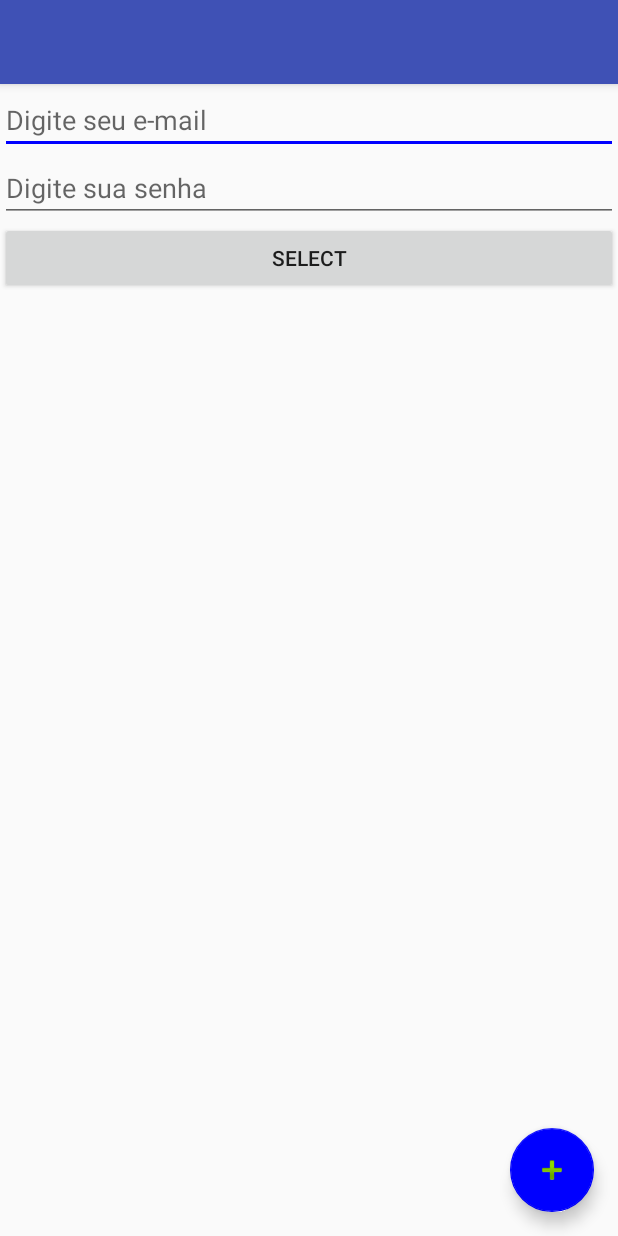
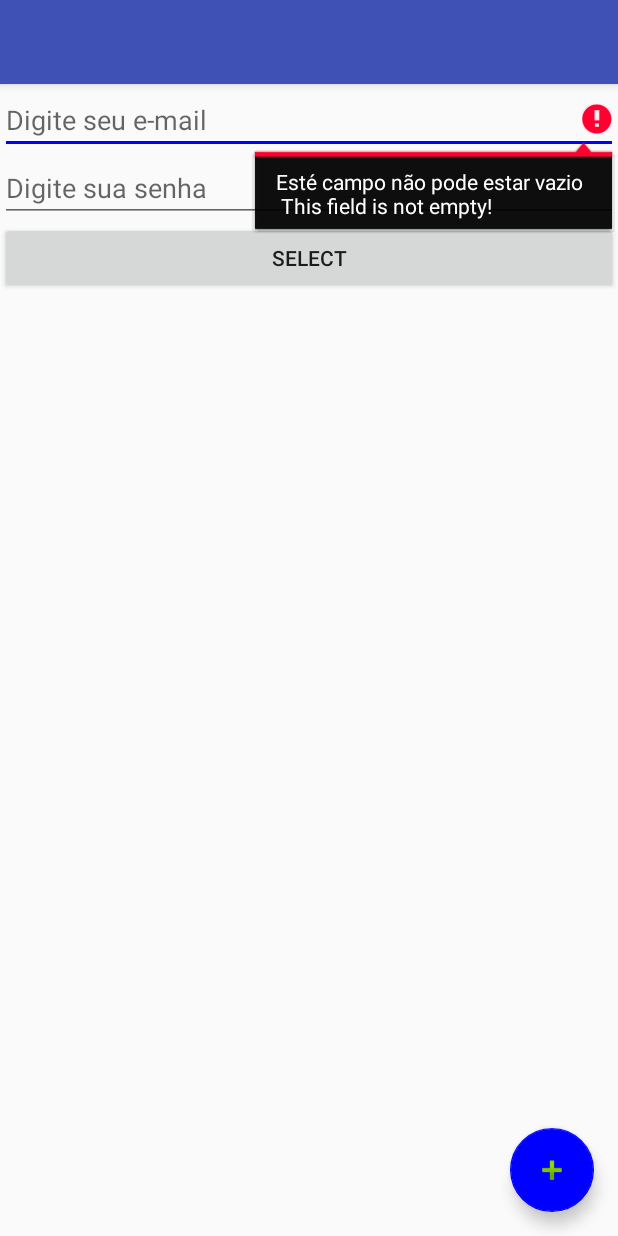
Before and after one commit to jereps/CursoAndroid, an Android app: the screen it shows after launch (LoginActivity), after a tap on "SELECT", on a phone screen of 412 x 824 dp. Run offline under Robolectric (Android 15) with nearby library versions, the phone set to English and light mode, and no system bars.

Commit message:
Feito alteração na class LoginActivity para fazer o Login de usuario

```diff
--- a/ProjProfessor/Sqlite/app/src/main/java/br/com/sqlite/datamodel/ItemLogin.java
+++ b/ProjProfessor/Sqlite/app/src/main/java/br/com/sqlite/datamodel/ItemLogin.java
@@ -9,13 +9,13 @@ public class ItemLogin implements Serializable {
     private String email_usuario;
     private String senha_usuario;
 
-    ItemLogin (int id, String email, String senha){
+    public ItemLogin (int id, String email, String senha){
         this.id_usuario = id;
         this.email_usuario = email;
         this.senha_usuario = senha;
     }
 
-    ItemLogin (){
+    public ItemLogin (){
 
     }
 
--- a/ProjProfessor/Sqlite/app/src/main/java/br/com/sqlite/ui/CadastroActivity.java
+++ b/ProjProfessor/Sqlite/app/src/main/java/br/com/sqlite/ui/CadastroActivity.java
@@ -15,7 +15,7 @@ public class CadastroActivity extends AppCompatActivity {
     private String email_usuario;
     private String senha_usuario;
     private String senha2;
-    private DbController dbController;
+    private DbController db;
 
     @Override
     protected void onCreate(Bundle savedInstanceState) {
@@ -64,7 +64,7 @@ public class CadastroActivity extends AppCompatActivity {
                 if (error == 0){
                     Intent it2;
 
-                    dbController.insertRegistro(email_usuario, senha_usuario);
+                    db.insertRegistro(email_usuario, senha_usuario);
                 }
 
             }
@@ -75,6 +75,6 @@ public class CadastroActivity extends AppCompatActivity {
     protected void onResume() {
         super.onResume();
 
-        dbController = new DbController(getBaseContext());
+        db = new DbController(getBaseContext());
     }
 }
--- a/ProjProfessor/Sqlite/app/src/main/java/br/com/sqlite/ui/LoginActivity.java
+++ b/ProjProfessor/Sqlite/app/src/main/java/br/com/sqlite/ui/LoginActivity.java
@@ -9,8 +9,13 @@ import android.widget.Button;
 import android.widget.EditText;
 
 import br.com.sqlite.R;
+import br.com.sqlite.datacontroller.DbController;
 
 public class LoginActivity extends AppCompatActivity {
+
+    private String email_usuario;
+    private String senha_usuario;
+    private DbController db;
 
     @Override
     protected void onCreate(Bundle savedInstanceState) {
@@ -18,12 +23,43 @@ public class LoginActivity extends AppCompatActivity {
 
         setContentView(R.layout.activity_login);
 
-        EditText edtEmailLogin = (EditText)findViewById(R.id.edtEmailLogin);
-        EditText edtSenhaLogin = (EditText)findViewById(R.id.edtSenhaLogin);
+        db = new DbController(getBaseContext());
+
+        final EditText edtEmailLogin = (EditText)findViewById(R.id.edtEmailLogin);
+        final EditText edtSenhaLogin = (EditText)findViewById(R.id.edtSenhaLogin);
         Button btnLogin = (Button)findViewById(R.id.btnLogin);
         btnLogin.setOnClickListener(new View.OnClickListener() {
             @Override
             public void onClick(View v) {
+
+                int error = 0;
+
+                email_usuario = edtEmailLogin.getText().toString().trim();
+                senha_usuario = edtSenhaLogin.getText().toString().trim();
+
+
+                if (email_usuario.equals("")) {
+                    edtEmailLogin.setError("Esté campo não pode estar vazio\n" +
+                            " This field is not empty!");
+                    edtEmailLogin.requestFocus();
+                    error = 1;
+                }else if (senha_usuario.equals("")){
+                    edtSenhaLogin.setError("Esté campo não pode estar vazio\n" +
+                            " This field is not empty!");
+                    edtSenhaLogin.requestFocus();
+                    error = 1;
+                }
+
+
+                if (error == 0){
+                    Intent it2;
+
+                    db.selectRegistro(email_usuario, senha_usuario);
+
+                    //Intent it = new Intent(LoginActivity.this, CadastroActivity.class);
+                    //startActivity(it);
+                }
+
 
             }
         });
@@ -33,8 +69,7 @@ public class LoginActivity extends AppCompatActivity {
             @Override
             public void onClick(View view) {
 
-                Intent it = new Intent(LoginActivity.this, CadastroActivity.class);
-                startActivity(it);
+
 
             }
         });
```
Also changed, not shown: ProjProfessor/Sqlite/app/src/main/java/br/com/sqlite/datacontroller/DbController.java (+28 -0 lines).
